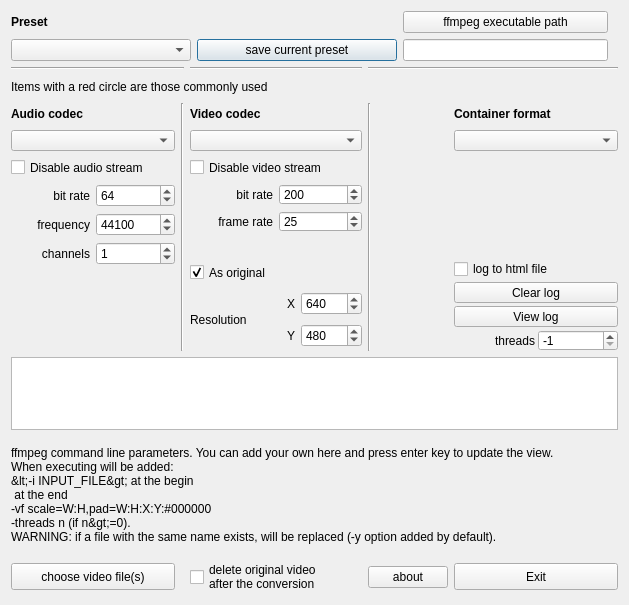
Old version of the form src/ffmpegfrontend.ui in the repository vegnuli/ffmpeg-gui.
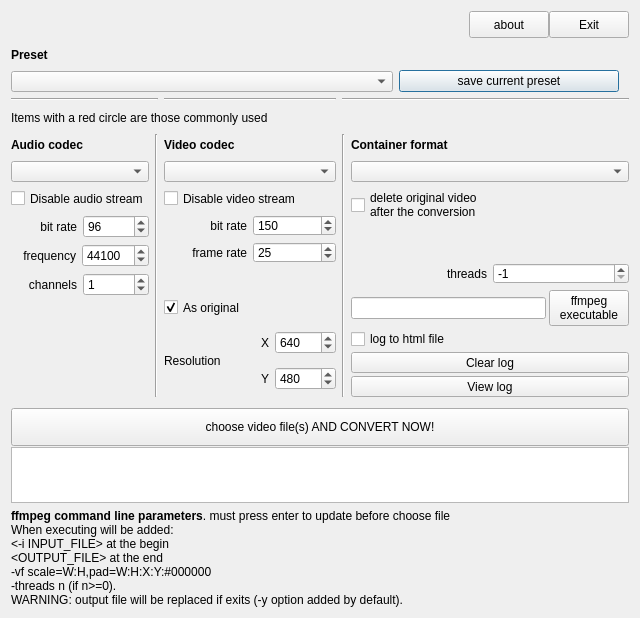
New version of the form. Icons and pictures are not drawn.

Commit message: redesing of gui interfaze ui file ffmpegfrontend.ui + add icons of ffmpeg + add layering of buttons + add image of title in main fronend + place of minior importance to ffmpeg path

The edit to the form file:
```diff
--- a/src/ffmpegfrontend.ui
+++ b/src/ffmpegfrontend.ui
@@ -6,8 +6,8 @@
    <rect>
     <x>0</x>
     <y>0</y>
-    <width>629</width>
-    <height>605</height>
+    <width>640</width>
+    <height>618</height>
    </rect>
   </property>
   <property name="minimumSize">
@@ -24,7 +24,7 @@
     <normaloff>:/icons/icons/icon32.png</normaloff>:/icons/icons/icon32.png</iconset>
   </property>
   <layout class="QGridLayout" name="gridLayout_2">
-   <item row="0" column="0" colspan="5">
+   <item row="2" column="0" colspan="5">
     <layout class="QHBoxLayout" name="horizontalLayout_8">
      <property name="sizeConstraint">
       <enum>QLayout::SetFixedSize</enum>
@@ -101,23 +101,30 @@
        </item>
       </layout>
      </item>
-     <item>
-      <layout class="QVBoxLayout" name="verticalLayout_8">
-       <item>
-        <widget class="QPushButton" name="PB_set_ffmpeg_dir">
-         <property name="text">
-          <string>ffmpeg executable path</string>
-         </property>
-        </widget>
-       </item>
-       <item>
-        <widget class="QLineEdit" name="LE_ffmpeg_dir"/>
-       </item>
-      </layout>
-     </item>
     </layout>
    </item>
-   <item row="2" column="0" colspan="3">
+   <item row="3" column="0" colspan="2">
+    <widget class="Line" name="line_3">
+     <property name="orientation">
+      <enum>Qt::Horizontal</enum>
+     </property>
+    </widget>
+   </item>
+   <item row="3" column="2">
+    <widget class="Line" name="line_4">
+     <property name="orientation">
+      <enum>Qt::Horizontal</enum>
+     </property>
+    </widget>
+   </item>
+   <item row="3" column="3" colspan="2">
+    <widget class="Line" name="line_5">
+     <property name="orientation">
+      <enum>Qt::Horizontal</enum>
+     </property>
+    </widget>
+   </item>
+   <item row="5" column="0" colspan="3">
     <widget class="QLabel" name="label_6">
      <property name="minimumSize">
       <size>
@@ -130,7 +137,7 @@
      </property>
     </widget>
    </item>
-   <item row="3" column="0" rowspan="3">
+   <item row="6" column="0" rowspan="3">
     <layout class="QVBoxLayout" name="verticalLayout">
      <item>
       <widget class="QLabel" name="label_2">
@@ -219,7 +226,7 @@
           <number>1</number>
          </property>
          <property name="value">
-          <number>64</number>
+          <number>96</number>
          </property>
         </widget>
        </item>
@@ -318,7 +325,14 @@
      </item>
     </layout>
    </item>
-   <item row="3" column="2">
+   <item row="6" column="1" rowspan="3">
+    <widget class="Line" name="line">
+     <property name="orientation">
+      <enum>Qt::Vertical</enum>
+     </property>
+    </widget>
+   </item>
+   <item row="6" column="2">
     <layout class="QVBoxLayout" name="verticalLayout_2">
      <item>
       <widget class="QLabel" name="label">
@@ -406,7 +420,7 @@
           <number>10</number>
          </property>
          <property name="value">
-          <number>200</number>
+          <number>150</number>
          </property>
         </widget>
        </item>
@@ -466,7 +480,14 @@
      </item>
     </layout>
    </item>
-   <item row="3" column="4">
+   <item row="6" column="3" rowspan="3">
+    <widget class="Line" name="line_2">
+     <property name="orientation">
+      <enum>Qt::Vertical</enum>
+     </property>
+    </widget>
+   </item>
+   <item row="6" column="4">
     <layout class="QVBoxLayout" name="verticalLayout_3">
      <item>
       <widget class="QLabel" name="label_10">
@@ -508,6 +529,14 @@
        </property>
       </widget>
      </item>
+     <item>
+      <widget class="QCheckBox" name="CB_delete_original_video">
+       <property name="text">
+        <string>delete original video
+after the conversion</string>
+       </property>
+      </widget>
+     </item>
      <item>
       <spacer name="verticalSpacer_2">
        <property name="orientation">
@@ -521,9 +550,57 @@
        </property>
       </spacer>
      </item>
+     <item>
+      <layout class="QHBoxLayout" name="horizontalLayout_9">
+       <item>
+        <widget class="QLabel" name="label_7">
+         <property name="minimumSize">
+          <size>
+           <width>0</width>
+           <height>21</height>
+          </size>
+         </property>
+         <property name="maximumSize">
+          <size>
+           <width>16777215</width>
+           <height>21</height>
+          </size>
+         </property>
+         <property name="text">
+          <string notr="true">threads</string>
+         </property>
+         <property name="alignment">
+          <set>Qt::AlignRight|Qt::AlignTrailing|Qt::AlignVCenter</set>
+         </property>
+        </widget>
+       </item>
+       <item>
+        <widget class="QSpinBox" name="SB_threads">
+         <property name="minimumSize">
+          <size>
+           <width>0</width>
+           <height>21</height>
+          </size>
+         </property>
+         <property name="toolTip">
+          <string>-1 = no thread parameter
+0 = let ffmpeg decide
+&gt;0 number of threads to use
+This parameter is not stored in presets</string>
+         </property>
+         <property name="minimum">
+          <number>-1</number>
+         </property>
+         <property name="value">
+          <number>-1</number>
+         </property>
+        </widget>
+       </item>
+      </layout>
+     </item>
     </layout>
    </item>
-   <item row="4" column="2" rowspan="2">
+   <item row="7" column="2" rowspan="2">
     <layout class="QGridLayout" name="gridLayout">
      <item row="0" column="0" colspan="2">
       <widget class="QCheckBox" name="CB_as_original">
@@ -634,11 +711,32 @@
      </item>
     </layout>
    </item>
-   <item row="4" column="4" rowspan="2">
+   <item row="7" column="4" rowspan="2">
     <layout class="QVBoxLayout" name="verticalLayout_7">
      <property name="spacing">
       <number>3</number>
      </property>
+     <item>
+      <layout class="QHBoxLayout" name="horizontalLayout_12">
+       <item>
+        <widget class="QLineEdit" name="LE_ffmpeg_dir"/>
+       </item>
+       <item>
+        <widget class="QPushButton" name="PB_set_ffmpeg_dir">
+         <property name="sizePolicy">
+          <sizepolicy hsizetype="Fixed" vsizetype="Fixed">
+           <horstretch>0</horstretch>
+           <verstretch>0</verstretch>
+          </sizepolicy>
+         </property>
+         <property name="text">
+          <string>ffmpeg
+executable</string>
+         </property>
+        </widget>
+       </item>
+      </layout>
+     </item>
      <item>
       <widget class="QCheckBox" name="CB_log_to_html">
        <property name="toolTip">
@@ -687,64 +785,39 @@
        </property>
       </widget>
      </item>
-     <item>
-      <layout class="QHBoxLayout" name="horizontalLayout_9">
-       <item>
-        <widget class="QLabel" name="label_7">
-         <property name="minimumSize">
-          <size>
-           <width>0</width>
-           <height>21</height>
-          </size>
-         </property>
-         <property name="maximumSize">
-          <size>
-           <width>16777215</width>
-           <height>21</height>
-          </size>
-         </property>
-         <property name="text">
-          <string notr="true">threads</string>
-         </property>
-         <property name="alignment">
-          <set>Qt::AlignRight|Qt::AlignTrailing|Qt::AlignVCenter</set>
-         </property>
-        </widget>
-       </item>
-       <item>
-        <widget class="QSpinBox" name="SB_threads">
-         <property name="minimumSize">
-          <size>
-           <width>0</width>
-           <height>21</height>
-          </size>
-         </property>
-         <property name="toolTip">
-          <string>-1 = no thread parameter
-0 = let ffmpeg decide
-&gt;0 number of threads to use
-This parameter is not stored in presets</string>
-         </property>
-         <property name="minimum">
-          <number>-1</number>
-         </property>
-         <property name="value">
-          <number>-1</number>
-         </property>
-        </widget>
-       </item>
-      </layout>
-     </item>
     </layout>
    </item>
-   <item row="6" column="0" colspan="5">
+   <item row="9" column="0" colspan="5">
     <layout class="QVBoxLayout" name="verticalLayout_5">
+     <item>
+      <widget class="QPushButton" name="PB_convert_video_file">
+       <property name="minimumSize">
+        <size>
+         <width>0</width>
+         <height>38</height>
+        </size>
+       </property>
+       <property name="maximumSize">
+        <size>
+         <width>16777215</width>
+         <height>27</height>
+        </size>
+       </property>
+       <property name="text">
+        <string>choose video file(s) AND CONVERT NOW!</string>
+       </property>
+       <property name="icon">
+        <iconset resource="resources.qrc">
+         <normaloff>:/icons/icons/documentinfo.png</normaloff>:/icons/icons/documentinfo.png</iconset>
+       </property>
+      </widget>
+     </item>
      <item>
       <widget class="QTextEdit" name="TE_preview_args">
        <property name="minimumSize">
         <size>
          <width>0</width>
-         <height>61</height>
+         <height>32</height>
         </size>
        </property>
       </widget>
@@ -754,7 +827,7 @@
        <property name="minimumSize">
         <size>
          <width>542</width>
-         <height>118</height>
+         <height>90</height>
         </size>
        </property>
        <property name="font">
@@ -763,13 +836,17 @@
         </font>
        </property>
        <property name="text">
-        <string>ffmpeg command line parameters. You can add your own here and press enter key to update the view.
-When executing will be added:
-&lt;-i INPUT_FILE&gt; at the begin
-&lt;OUTPUT_FILE&gt; at the end
--vf scale=W:H,pad=W:H:X:Y:#000000
--threads n (if n&gt;=0).
-WARNING: if a file with the same name exists, will be replaced (-y option added by default).</string>
+        <string>&lt;!DOCTYPE HTML PUBLIC &quot;-//W3C//DTD HTML 4.0//EN&quot; &quot;http://www.w3.org/TR/REC-html40/strict.dtd&quot;&gt;
+&lt;html&gt;&lt;head&gt;&lt;meta name=&quot;qrichtext&quot; content=&quot;1&quot; /&gt;&lt;style type=&quot;text/css&quot;&gt;
+p, li { white-space: pre-wrap; }
+&lt;/style&gt;&lt;/head&gt;&lt;body style=&quot; font-family:'Sans'; font-size:9pt; font-weight:400; font-style:normal;&quot;&gt;
+&lt;p style=&quot; margin-top:0px; margin-bottom:0px; margin-left:0px; margin-right:0px; -qt-block-indent:0; text-indent:0px;&quot;&gt;&lt;span style=&quot; font-weight:600;&quot;&gt;ffmpeg command line parameters&lt;/span&gt;. must press enter to update before choose file&lt;/p&gt;
+&lt;p style=&quot; margin-top:0px; margin-bottom:0px; margin-left:0px; margin-right:0px; -qt-block-indent:0; text-indent:0px;&quot;&gt;When executing will be added:&lt;/p&gt;
+&lt;p style=&quot; margin-top:0px; margin-bottom:0px; margin-left:0px; margin-right:0px; -qt-block-indent:0; text-indent:0px;&quot;&gt;&amp;lt;-i INPUT_FILE&amp;gt; at the begin&lt;/p&gt;
+&lt;p style=&quot; margin-top:0px; margin-bottom:0px; margin-left:0px; margin-right:0px; -qt-block-indent:0; text-indent:0px;&quot;&gt;&amp;lt;OUTPUT_FILE&amp;gt; at the end&lt;/p&gt;
+&lt;p style=&quot; margin-top:0px; margin-bottom:0px; margin-left:0px; margin-right:0px; -qt-block-indent:0; text-indent:0px;&quot;&gt;-vf scale=W:H,pad=W:H:X:Y:#000000&lt;/p&gt;
+&lt;p style=&quot; margin-top:0px; margin-bottom:0px; margin-left:0px; margin-right:0px; -qt-block-indent:0; text-indent:0px;&quot;&gt;-threads n (if n&amp;gt;=0).&lt;/p&gt;
+&lt;p style=&quot; margin-top:0px; margin-bottom:0px; margin-left:0px; margin-right:0px; -qt-block-indent:0; text-indent:0px;&quot;&gt;WARNING: output file will be replaced if exits (-y option added by default).&lt;/p&gt;&lt;/body&gt;&lt;/html&gt;</string>
        </property>
        <property name="wordWrap">
         <bool>true</bool>
@@ -778,91 +855,101 @@
      </item>
     </layout>
    </item>
-   <item row="3" column="1" rowspan="3">
-    <widget class="Line" name="line">
-     <property name="orientation">
-      <enum>Qt::Vertical</enum>
+   <item row="0" column="4">
+    <layout class="QHBoxLayout" name="horizontalLayout_13" stretch="0,0,0">
+     <property name="spacing">
+      <number>0</number>
      </property>
-    </widget>
-   </item>
-   <item row="3" column="3" rowspan="3">
-    <widget class="Line" name="line_2">
-     <property name="orientation">
-      <enum>Qt::Vertical</enum>
+     <property name="sizeConstraint">
+      <enum>QLayout::SetMaximumSize</enum>
      </property>
-    </widget>
-   </item>
-   <item row="1" column="0" colspan="2">
-    <widget class="Line" name="line_3">
-     <property name="orientation">
-      <enum>Qt::Horizontal</enum>
+     <property name="margin">
+      <number>0</number>
      </property>
-    </widget>
+     <item>
+      <spacer name="horizontalSpacer">
+       <property name="orientation">
+        <enum>Qt::Horizontal</enum>
+       </property>
+       <property name="sizeHint" stdset="0">
+        <size>
+         <width>40</width>
+         <height>20</height>
+        </size>
+       </property>
+      </spacer>
+     </item>
+     <item>
+      <widget class="QPushButton" name="pushButton">
+       <property name="minimumSize">
+        <size>
+         <width>0</width>
+         <height>27</height>
+        </size>
+       </property>
+       <property name="maximumSize">
+        <size>
+         <width>16777215</width>
+         <height>27</height>
+        </size>
+       </property>
+       <property name="text">
+        <string>about</string>
+       </property>
+       <property name="icon">
+        <iconset resource="resources.qrc">
+         <normaloff>:/icons/icons/icon32.png</normaloff>:/icons/icons/icon32.png</iconset>
+       </property>
+      </widget>
+     </item>
+     <item>
+      <widget class="QPushButton" name="PB_close">
+       <property name="sizePolicy">
+        <sizepolicy hsizetype="Fixed" vsizetype="Fixed">
+         <horstretch>0</horstretch>
+         <verstretch>0</verstretch>
+        </sizepolicy>
+       </property>
+       <property name="minimumSize">
+        <size>
+         <width>0</width>
+         <height>27</height>
+        </size>
+       </property>
+       <property name="maximumSize">
+        <size>
+         <width>16777215</width>
+         <height>27</height>
+        </size>
+       </property>
+       <property name="baseSize">
+        <size>
+         <width>0</width>
+         <height>0</height>
+        </size>
+       </property>
+       <property name="layoutDirection">
+        <enum>Qt::LeftToRight</enum>
+       </property>
+       <property name="text">
+        <string>Exit</string>
+       </property>
+       <property name="icon">
+        <iconset resource="resources.qrc">
+         <normaloff>:/icons/icons/system-shutdown.png</normaloff>:/icons/icons/system-shutdown.png</iconset>
+       </property>
+      </widget>
+     </item>
+    </layout>
    </item>
-   <item row="1" column="2">
-    <widget class="Line" name="line_4">
-     <property name="orientation">
-      <enum>Qt::Horizontal</enum>
-     </property>
-    </widget>
-   </item>
-   <item row="1" column="3" colspan="2">
-    <widget class="Line" name="line_5">
-     <property name="orientation">
-      <enum>Qt::Horizontal</enum>
-     </property>
-    </widget>
-   </item>
-   <item row="7" column="4">
-    <widget class="QPushButton" name="PB_close">
-     <property name="minimumSize">
-      <size>
-       <width>0</width>
-       <height>27</height>
-      </size>
-     </property>
-     <property name="maximumSize">
-      <size>
-       <width>16777215</width>
-       <height>27</height>
-      </size>
-     </property>
+   <item row="0" column="0">
+    <widget class="QLabel" name="label_16">
      <property name="text">
-      <string>Exit</string>
-     </property>
-    </widget>
-   </item>
-   <item row="7" column="0">
-    <widget class="QPushButton" name="PB_convert_video_file">
-     <property name="minimumSize">
-      <size>
-       <width>0</width>
-       <height>27</height>
-      </size>
-     </property>
-     <property name="maximumSize">
-      <size>
-       <width>16777215</width>
-       <height>27</height>
-      </size>
-     </property>
-     <property name="text">
-      <string>choose video file(s)</string>
-     </property>
-    </widget>
-   </item>
-   <item row="7" column="2">
-    <widget class="QCheckBox" name="CB_delete_original_video">
-     <property name="text">
-      <string>delete original video
-after the conversion</string>
-     </property>
-    </widget>
-   </item>
-   <item row="7" column="3">
-    <widget class="QPushButton" name="pushButton">
-     <property name="text">
-      <string>about</string>
+      <string>&lt;!DOCTYPE HTML PUBLIC &quot;-//W3C//DTD HTML 4.0//EN&quot; &quot;http://www.w3.org/TR/REC-html40/strict.dtd&quot;&gt;
+&lt;html&gt;&lt;head&gt;&lt;meta name=&quot;qrichtext&quot; content=&quot;1&quot; /&gt;&lt;style type=&quot;text/css&quot;&gt;
+p, li { white-space: pre-wrap; }
+&lt;/style&gt;&lt;/head&gt;&lt;body style=&quot; font-family:'Sans'; font-size:10pt; font-weight:400; font-style:normal;&quot;&gt;
+&lt;p style=&quot; margin-top:0px; margin-bottom:0px; margin-left:0px; margin-right:0px; -qt-block-indent:0; text-indent:0px;&quot;&gt;&lt;img src=&quot;:/icons/icons/ffmpeg-logo-gui.png&quot; /&gt;&lt;/p&gt;&lt;/body&gt;&lt;/html&gt;</string>
      </property>
     </widget>
    </item>
```
Left out of the diff: 26 changed lines with no effect on the pictures.
